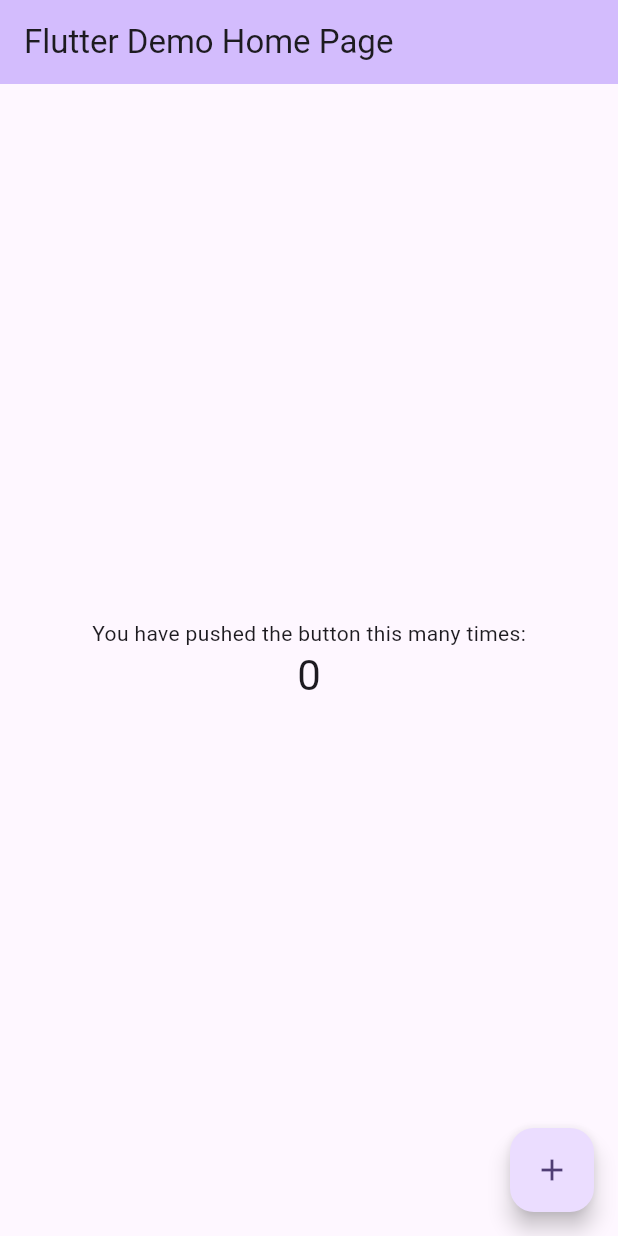
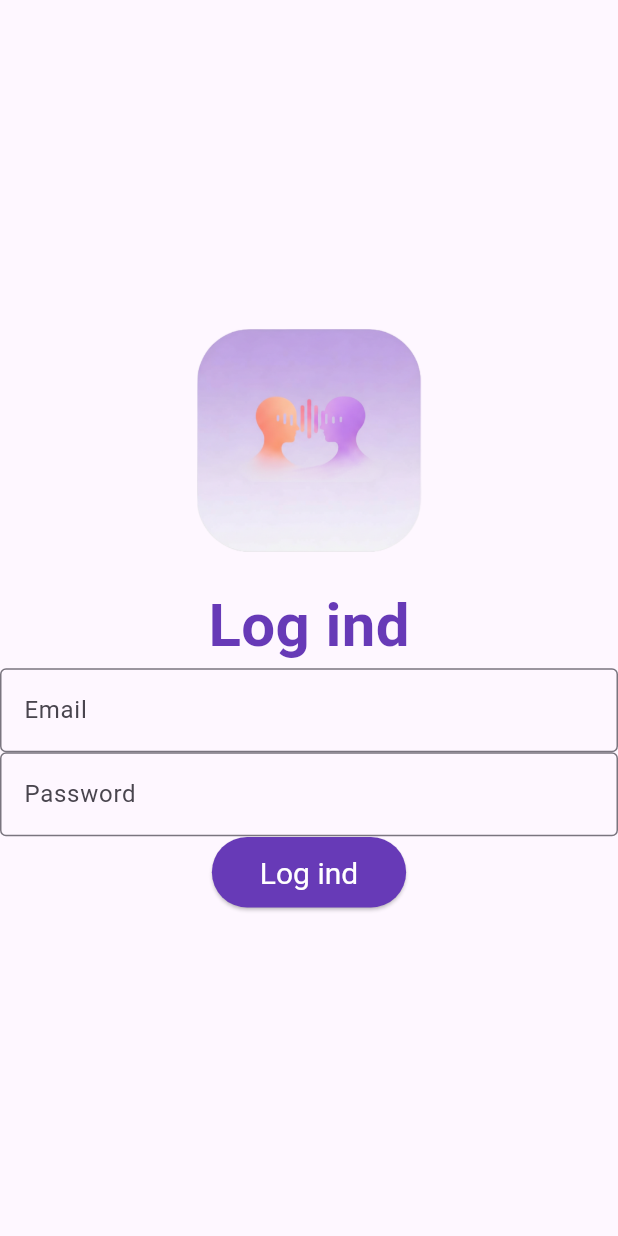
Before and after one commit to Mercantec-GHC/H4-26-Gruppe3-Cake-Flutter, a Flutter app: the screen it shows after launch, on a phone screen of 412 x 824 dp. Run offline on Flutter 3.47's test engine with Material 3 defaults, Android fonts, the phone set to English and light mode, and no system bars.

Commit message:
Added log ind og register filerne, og begyndt på designet til login siden

```diff
--- /dev/null
+++ b/wavelength/lib/features/authentication/pages/login_page.dart
@@ -0,0 +1,55 @@
+
+import 'package:flutter/material.dart';
+
+
+class LoginPage extends StatefulWidget {
+  const LoginPage({super.key});
+
+  @override
+  State<LoginPage> createState() => _LoginPageState();
+
+}
+
+class _LoginPageState extends State<LoginPage> {
+  @override
+  Widget build(BuildContext context){
+    return Scaffold(
+      body: Center(
+        child: Column(
+          mainAxisAlignment: .center,
+          children: [
+            Image.asset(
+              'assets/images/app_icon.png',
+              width: 150,
+              height: 150,
+            ),
+            const SizedBox(height: 20),
+            const Text('Log ind', style: TextStyle(color: Colors.deepPurple, fontSize: 40, fontWeight: FontWeight.bold)),
+            TextField(
+              decoration: InputDecoration(border: OutlineInputBorder(), labelText: 'Email')
+            ),
+
+            TextField(
+              obscureText: true,
+              decoration: InputDecoration(
+                border: OutlineInputBorder(),
+                labelText: 'Password'
+              )
+            ),
+
+            ElevatedButton(
+              style: ElevatedButton.styleFrom(
+                textStyle: const TextStyle(fontSize: 20),
+                backgroundColor: Colors.deepPurple,
+                foregroundColor: Colors.white,
+                padding: const EdgeInsets.symmetric(horizontal: 32, vertical: 12),
+              ),
+              onPressed: () {},
+              child: const Text('Log ind')
+            )
+          ]
+        )
+      )
+    );
+  }
+}
--- a/wavelength/lib/main.dart
+++ b/wavelength/lib/main.dart
@@ -1,4 +1,5 @@
 import 'package:flutter/material.dart';
+import 'package:wavelength/features/authentication/pages/login_page.dart';
 
 void main() {
   runApp(const MyApp());
@@ -30,7 +31,7 @@ class MyApp extends StatelessWidget {
         // tested with just a hot reload.
         colorScheme: .fromSeed(seedColor: Colors.deepPurple),
       ),
-      home: const MyHomePage(title: 'Flutter Demo Home Page'),
+      home: const LoginPage(),
     );
   }
 }
--- a/wavelength/pubspec.yaml
+++ b/wavelength/pubspec.yaml
@@ -58,9 +58,8 @@ flutter:
   uses-material-design: true
 
   # To add assets to your application, add an assets section, like this:
-  # assets:
-  #   - images/a_dot_burr.jpeg
-  #   - images/a_dot_ham.jpeg
+  assets:
+    - assets/images/app_icon.png
 
   # An image asset can refer to one or more resolution-specific "variants", see
   # https://flutter.dev/to/resolution-aware-images
```
Also changed, not shown: wavelength/assets/images/app_icon.png (added).
